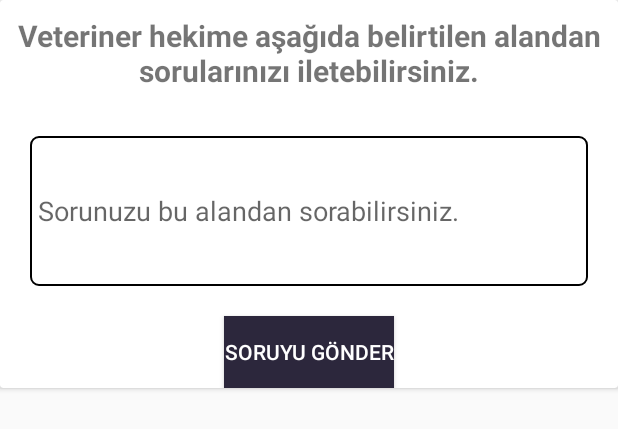
After one commit to Alperen53-dot/VeterinerHekim, an Android app: the layout sorusoralertlayout.xml on its own in the app's theme, with its tools: preview values and no code run, on a phone screen of 412 x 824 dp. The commit adds this screen. Shown: the top 429 px of the screen. Run offline under Robolectric (Android 15) with nearby library versions, the phone set to English and light mode, and no system bars.

Commit message:
Case 16 - Hekime soru sorma hazırlanması-Case 17 - Soru sorma işleminin webservis ile bağlanması

```diff
--- a/VetPet/app/src/main/java/com/example/myapplication/ResApi/BaseUrl.java
+++ b/VetPet/app/src/main/java/com/example/myapplication/ResApi/BaseUrl.java
@@ -1,5 +1,5 @@
 package com.example.myapplication.ResApi;
 
 public class BaseUrl{
-    public static final String URL = "http://192.168.1.110/";
+    public static final String URL = "http://192.168.1.107/";
 }
--- a/VetPet/app/src/main/java/com/example/myapplication/ResApi/RestApi.java
+++ b/VetPet/app/src/main/java/com/example/myapplication/ResApi/RestApi.java
@@ -1,6 +1,7 @@
 package com.example.myapplication.ResApi;
 
 
+import com.example.myapplication.models.AskQuestionModel;
 import com.example.myapplication.models.LoginP;
 import com.example.myapplication.models.PetModel;
 import com.example.myapplication.models.RegisterP;
@@ -29,4 +30,9 @@ public interface RestApi {
     @POST("/veterinerservis/petlerim.php")
     Call<List<PetModel>> getPets (@Field("musid") String kadi);
 
+    //login işlemi
+    @FormUrlEncoded
+    @POST("/veterinerservis/sorusor.php")
+    Call<AskQuestionModel> soruSor (@Field("id") String id, @Field("soru") String soru);
+
 }
--- /dev/null
+++ b/VetPet/app/src/main/res/drawable/edittextbackground.xml
@@ -0,0 +1,11 @@
+<?xml version="1.0" encoding="utf-8"?>
+<shape xmlns:android="http://schemas.android.com/apk/res/android"
+    android:shape="rectangle">
+
+
+    <solid android:color="#fff"/>
+    <corners android:radius="5dp"/>
+    <stroke android:width="1dp" android:color="#000"/>
+
+
+</shape>
--- a/VetPet/app/src/main/res/layout/fragment_home.xml
+++ b/VetPet/app/src/main/res/layout/fragment_home.xml
@@ -244,6 +244,8 @@
                 card_view:cardElevation="20dp">
 
                 <LinearLayout
+                    android:id="@+id/sorusorlinearlayout"
+                    android:clickable="true"
                     android:layout_width="match_parent"
                     android:layout_height="match_parent"
                     android:layout_gravity="center"
--- /dev/null
+++ b/VetPet/app/src/main/res/layout/sorusoralertlayout.xml
@@ -0,0 +1,54 @@
+<?xml version="1.0" encoding="utf-8"?>
+<LinearLayout xmlns:android="http://schemas.android.com/apk/res/android"
+    xmlns:card_view="http://schemas.android.com/apk/res-auto"
+    android:orientation="vertical"
+    android:layout_width="match_parent"
+    android:layout_height="match_parent">
+
+    <androidx.cardview.widget.CardView
+        android:layout_width="match_parent"
+        android:layout_height="wrap_content">
+
+
+        <LinearLayout
+            android:layout_width="match_parent"
+            android:layout_height="match_parent"
+            android:orientation="vertical">
+
+            <TextView
+                android:layout_width="match_parent"
+                android:layout_height="wrap_content"
+                android:text="Veteriner hekime aşağıda belirtilen alandan sorularınızı iletebilirsiniz."
+                android:textSize="20dp"
+                android:gravity="center"
+                android:textStyle="bold"
+                android:layout_margin="10dp"/>
+
+            <com.google.android.material.textfield.TextInputEditText
+                android:id="@+id/sorusoredittext"
+                android:layout_width="match_parent"
+                android:layout_height="100dp"
+                android:layout_margin="20dp"
+                android:paddingLeft="5dp"
+                android:paddingRight="5dp"
+                card_view:boxBackgroundColor="#000"
+                android:background="@drawable/edittextbackground"
+                android:hint="Sorunuzu bu alandan sorabilirsiniz."
+                />
+
+            <Button
+                android:id="@+id/sorusorbutton"
+                android:layout_width="wrap_content"
+                android:layout_gravity="center"
+                android:layout_height="wrap_content"
+                android:fontFamily="sans-serif-medium"
+                android:text="Soruyu Gönder"
+                android:background="@color/colorPrimary"
+                android:textColor="@android:color/white"/>
+
+        </LinearLayout>
+
+    </androidx.cardview.widget.CardView>
+
+
+</LinearLayout>
```
Also changed, not shown: VetPet/app/src/main/java/com/example/myapplication/Fragments/HomeFragment.java (+72 -1 lines), VetPet/app/src/main/java/com/example/myapplication/ResApi/ManagerAll.java (+7 -0 lines), VetPet/app/src/main/java/com/example/myapplication/models/AskQuestionModel.java (added, +31 -0 lines).
